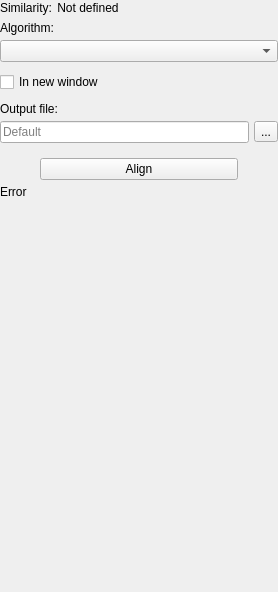
violethaze74/ugene, file src/corelibs/U2View/src/ov_msa/ui/PairwiseAlignmentOptionsPanelWidget.ui: the form before one commit.
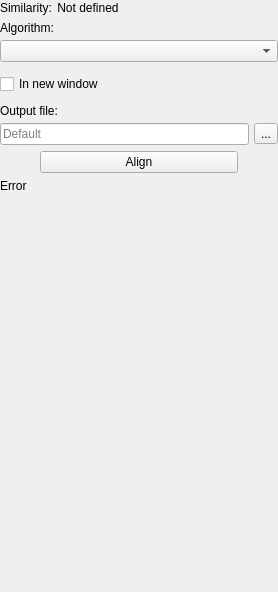
The form after the commit.

Commit message: UGENE-4687 "Pairwise alignment" options panel tab doesn't update on undo/redo actions fix

The edit to the form file:
```diff
--- a/src/corelibs/U2View/src/ov_msa/ui/PairwiseAlignmentOptionsPanelWidget.ui
+++ b/src/corelibs/U2View/src/ov_msa/ui/PairwiseAlignmentOptionsPanelWidget.ui
@@ -21,7 +21,7 @@
   </property>
   <layout class="QVBoxLayout" name="mainLayout">
    <property name="spacing">
-    <number>5</number>
+    <number>6</number>
    </property>
    <property name="sizeConstraint">
     <enum>QLayout::SetMinAndMaxSize</enum>
@@ -317,22 +317,6 @@
      </layout>
     </widget>
    </item>
-   <item>
-    <spacer name="verticalSpacer">
-     <property name="orientation">
-      <enum>Qt::Vertical</enum>
-     </property>
-     <property name="sizeType">
-      <enum>QSizePolicy::Fixed</enum>
-     </property>
-     <property name="sizeHint" stdset="0">
-      <size>
-       <width>20</width>
-       <height>10</height>
-      </size>
-     </property>
-    </spacer>
-   </item>
    <item>
     <layout class="QHBoxLayout" name="horizontalLayout">
      <item>
```
Left out of the diff: 7 changed lines with no effect on the pictures.
